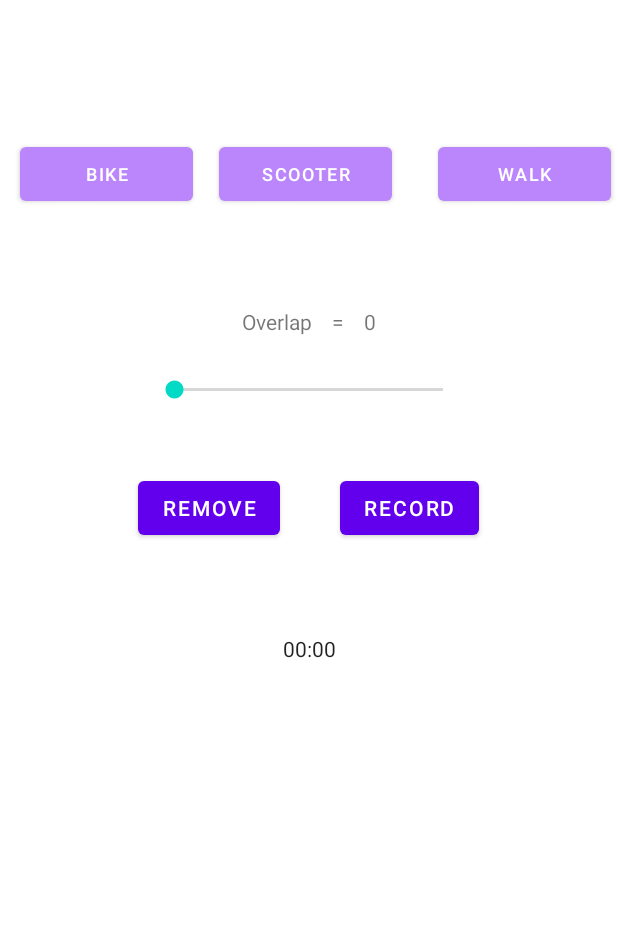
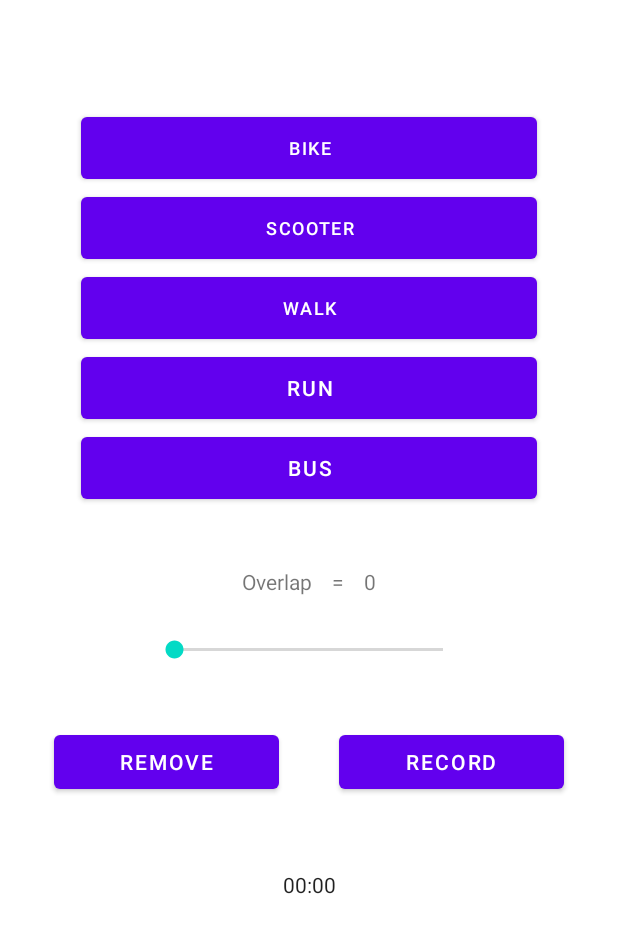
Before and after one commit to kamran-mehravar/MOBILE-AND-SOCIAL-SENSINGSYSTEMS, an Android app: the DataCollectionActivity screen opened directly, with no data from a screen before it, on a phone screen of 412 x 824 dp. Shown: the top 933 px of the screen. Run offline under Robolectric (Android 15) with nearby library versions, the phone set to English and light mode, and no system bars; 1 statement that could not run was skipped.

Commit message:
Added ML asset + code update + plot update

```diff
--- a/app/src/main/java/com/example/vehicledetection/DataCollectionActivity.java
+++ b/app/src/main/java/com/example/vehicledetection/DataCollectionActivity.java
@@ -19,35 +19,32 @@ import android.widget.SeekBar;
 import android.widget.TextView;
 
 import java.io.File;
-import java.io.FileWriter;
-
-import java.io.IOException;
 
 import java.util.Objects;
 import java.util.Timer;
 import java.util.TimerTask;
 import java.util.UUID;
 
-import edu.emory.mathcs.jtransforms.fft.DoubleFFT_1D;
-
 public class DataCollectionActivity extends AppCompatActivity implements SensorEventListener, View.OnClickListener, SeekBar.OnSeekBarChangeListener {
 
+    // CONSTANT VALUES
     private static final int BIKE = 0;
+    private static final int SCOOTER = 1;
     private static final int WALK = 2;
-    private static final int SCOOTER = 1;
+    private static final int RUN = 3;
+    private static final int BUS = 4;
+    private static final int MAX_TESTS_NUM = 256;
 
     private Sensor sAcceleration;
     private SensorManager sm;
     private boolean recording = false;
-    private boolean first = false;
+    private boolean firstRecord = false;
     private Context c;
     private File f;
-    private SeekBar overlappingBar;
-    private int currentVehicle = -1, overlapProgress;
+    private SeekBar overlapBar;
+    private int currentVehicle = BIKE, overlapProgress;
+    private int windowRecords = 0;
     private double[][] overlapData;
-
-    // accelerometer data
-    private final static int MAX_TESTS_NUM = 256; // 5 seconds of window size
 
     // FFT
     private double[][] mSampleWindows;
@@ -62,8 +59,8 @@ public class DataCollectionActivity extends AppCompatActivity implements SensorE
         setSensors();
         c = this.getBaseContext();
         initListeners();
-        removeButtonBorder();
-
+        Button b = findViewById(R.id.bikeButton);
+        b.setBackgroundColor(ContextCompat.getColor(c, com.androidplot.R.color.ap_gray));
         // FFT
         this.mSampleWindows = new double[][]{
                 // X, Y, Z.
@@ -89,28 +86,39 @@ public class DataCollectionActivity extends AppCompatActivity implements SensorE
         if (recording) {
             if (v.getId() == R.id.recordButton) {
                 stopRecording();
-                overlappingBar.setEnabled(true);
-                announceEvent("Data files save on successful");
+                overlapBar.setEnabled(true);
+                announceEvent(windowRecords + " window records has been recorded on file " + f.getName());
             }
         } else {
             if (v.getId() == R.id.recordButton) {
-                overlappingBar.setEnabled(false);
+                overlapBar.setEnabled(false);
+                windowRecords = 0;
                 startRecording();
-            } else if (v.getId() == R.id.carButton) {
-                removeButtonBorder();
-                Button b = v.findViewById(R.id.carButton);
+            } else if (v.getId() == R.id.bikeButton) {
+                setDefaultButtons();
+                Button b = v.findViewById(R.id.bikeButton);
                 b.setBackgroundColor(ContextCompat.getColor(c, com.androidplot.R.color.ap_gray));
                 currentVehicle = BIKE;
             } else if (v.getId() == R.id.walkButton) {
-                removeButtonBorder();
+                setDefaultButtons();
                 Button b = v.findViewById(R.id.walkButton);
                 b.setBackgroundColor(ContextCompat.getColor(c, com.androidplot.R.color.ap_gray));
                 currentVehicle = WALK;
-            } else if (v.getId() == R.id.trainButton) {
-                removeButtonBorder();
-                Button b = v.findViewById(R.id.trainButton);
+            } else if (v.getId() == R.id.scooterButton) {
+                setDefaultButtons();
+                Button b = v.findViewById(R.id.scooterButton);
                 b.setBackgroundColor(ContextCompat.getColor(c, com.androidplot.R.color.ap_gray));
                 currentVehicle = SCOOTER;
+            } else if (v.getId() == R.id.runButton) {
+                setDefaultButtons();
+                Button b = v.findViewById(R.id.runButton);
+                b.setBackgroundColor(ContextCompat.getColor(c, com.androidplot.R.color.ap_gray));
+                currentVehicle = RUN;
+            } else if (v.getId() == R.id.busButton) {
+                setDefaultButtons();
+                Button b = v.findViewById(R.id.busButton);
+                b.setBackgroundColor(ContextCompat.getColor(c, com.androidplot.R.color.ap_gray));
+                currentVehicle = BUS;
             } else if (v.getId() == R.id.removeFiles) {
                 File directory = new File(c.getFilesDir().getPath());
                 for (File file : Objects.requireNonNull(directory.listFiles())) {
@@ -140,7 +148,6 @@ public class DataCollectionActivity extends AppCompatActivity implements SensorE
 
     @Override
     public void onSensorChanged(SensorEvent event) {
-        try {
         if (event.sensor.getType() == Sensor.TYPE_LINEAR_ACCELERATION) {
             // Buffer the SensorEvent data.
             for (int i = 0; i < event.values.length; i++) {
@@ -152,6 +159,7 @@ public class DataCollectionActivity extends AppCompatActivity implements SensorE
             // Is the buffer full?
             if (this.getOffset() == MAX_TESTS_NUM) {
                 Log.i("fail", "RUN");
+                windowRecords++;
                 // Is the FourierRunnable ready?
                 if (this.getFourierRunnable().isReady()) {
                     // Copy over the buffered data.
@@ -173,23 +181,15 @@ public class DataCollectionActivity extends AppCompatActivity implements SensorE
                 // Re-initialize the Timestamp.;
             }
         }
-        } catch (Exception e) {
-            Log.i("fail", "", e);
-        }
-
     }
 
     private double[][] getFinalResultBuffer(double[][] pResultBuffer) {
         double[][] finalResult = new double[3][MAX_TESTS_NUM];
-        Log.i("fail", "" + pResultBuffer[0].length);
-        if (first) {
+        if (firstRecord) {
             for (int i = 0; i < 3; i++) {
-                for (int j = 0; j < overlapData[i].length; j++) {
-                    finalResult[i][j] = overlapData[i][j];
-                }
-                for (int j = overlapData[i].length; j < MAX_TESTS_NUM; j++) {
-                    finalResult[i][j] = pResultBuffer[i][j];
-                }
+                System.arraycopy(overlapData[i], 0, finalResult[i], 0, overlapData[i].length);
+                if (MAX_TESTS_NUM - overlapData[i].length >= 0)
+                    System.arraycopy(pResultBuffer[i], overlapData[i].length, finalResult[i], overlapData[i].length, MAX_TESTS_NUM - overlapData[i].length);
             }
         } else {
             return pResultBuffer;
@@ -201,16 +201,14 @@ public class DataCollectionActivity extends AppCompatActivity implements SensorE
     public final void onFourierResult(final double[][] pResultBuffer) {
         // Linearize execution.
         try {
-            this.runOnUiThread(new Runnable() {
-                @Override
-                public final void run() {
+            this.runOnUiThread(() -> {
                 double[][] finalBuffer = getFinalResultBuffer(pResultBuffer);
                 StringBuilder sbMagnitude = new StringBuilder(currentVehicle + "," + DataCollectionActivity.computeUUID());
                 for (int i = 0; i < 3; i++) {
                     final double[] lResult = finalBuffer[i];
                     for (int j = 0; j < lResult.length; j++) {
-                            if (j < MAX_TESTS_NUM/2) {
-                                sbMagnitude.append(",").append(Math.pow(10, lResult[j]/20));
+                        if (j < MAX_TESTS_NUM / 2) {
+                            sbMagnitude.append(",").append(Math.pow(10, lResult[j] / 20));
                         }
                         if (j >= MAX_TESTS_NUM - (MAX_TESTS_NUM * (overlapProgress / 100f))) {
                             overlapData[i][j - (MAX_TESTS_NUM - (int) (MAX_TESTS_NUM * overlapProgress / 100f))] = lResult[j];
@@ -222,8 +220,7 @@ public class DataCollectionActivity extends AppCompatActivity implements SensorE
                     DataWindow.writeOnFile(sbMagnitude.toString(), f);
                     sbMagnitude = new StringBuilder();
                 }
-                    first = true;
-                }
+                firstRecord = true;
             });
         } catch (Exception e) {
             Log.i("fail", "", e);
@@ -234,11 +231,11 @@ public class DataCollectionActivity extends AppCompatActivity implements SensorE
         return this.mSampleWindows;
     }
 
-    private final double[][] getDecoupler() {
+    private double[][] getDecoupler() {
         return this.mDecoupler;
     }
 
-    private final FourierRunnable getFourierRunnable() {
+    private FourierRunnable getFourierRunnable() {
         return this.mFourierRunnable;
     }
 
@@ -256,12 +253,12 @@ public class DataCollectionActivity extends AppCompatActivity implements SensorE
             f = DataWindow.initTempFiles("fft_" + this.overlapProgress, c.getFilesDir(), false);
             sm.registerListener(this, sAcceleration, SensorManager.SENSOR_DELAY_GAME);
             recording = true;
-            first = false;
+            firstRecord = false;
             this.setOffset(0);
             overlapData = new double[3][(int) (MAX_TESTS_NUM * overlapProgress / 100f)];
             timeRecorded.setBase(SystemClock.elapsedRealtime());
             timeRecorded.start();
-        } catch(Exception e) {
+        } catch (Exception e) {
             Log.i("fail", "", e);
         }
     }
@@ -285,16 +282,20 @@ public class DataCollectionActivity extends AppCompatActivity implements SensorE
 
     @SuppressLint("NewApi")
     public void initListeners() {
-        overlappingBar = findViewById(R.id.overlappingBar);
-        overlappingBar.setOnSeekBarChangeListener(this);
+        overlapBar = findViewById(R.id.overlappingBar);
+        overlapBar.setOnSeekBarChangeListener(this);
     }
 
-    public void removeButtonBorder() {
-        Button b = findViewById(R.id.carButton);
+    public void setDefaultButtons() {
+        Button b = findViewById(R.id.bikeButton);
         b.setBackgroundColor(this.getResources().getColor(R.color.purple_200, null));
         b = findViewById(R.id.walkButton);
         b.setBackgroundColor(this.getResources().getColor(R.color.purple_200, null));
-        b = findViewById(R.id.trainButton);
+        b = findViewById(R.id.scooterButton);
+        b.setBackgroundColor(this.getResources().getColor(R.color.purple_200, null));
+        b = findViewById(R.id.runButton);
+        b.setBackgroundColor(this.getResources().getColor(R.color.purple_200, null));
+        b = findViewById(R.id.busButton);
         b.setBackgroundColor(this.getResources().getColor(R.color.purple_200, null));
     }
 
@@ -332,9 +333,8 @@ public class DataCollectionActivity extends AppCompatActivity implements SensorE
     private final class FourierRunnable implements Runnable {
         /* Member Variables. */
         private final double[][] mSampleBuffer;
-        private double[][] mResultBuffer;
+        private final double[][] mResultBuffer;
         private boolean mReady;
-        private float mSampleRate;
 
         /**
          * Constructor.
@@ -348,13 +348,11 @@ public class DataCollectionActivity extends AppCompatActivity implements SensorE
                     new double[DataCollectionActivity.MAX_TESTS_NUM],
                     new double[DataCollectionActivity.MAX_TESTS_NUM],
             };
-            this.mSampleRate = -1.0f;
         }
 
         @Override
         public final void run() {
             // Do forever.
-            try {
             while (true) { /** TODO: Extern control */
                 // Synchronize along the SampleBuffer.
                 synchronized (this.getSampleBuffer()) {
@@ -369,25 +367,22 @@ public class DataCollectionActivity extends AppCompatActivity implements SensorE
                     // Assert that we're in the middle of processing, and therefore no longer ready.
                     this.setReady(false);
                 }
-                    mResultBuffer = DataWindow.computeFFT(this.getSampleBuffer(), this.getResultBuffer());
+                DataWindow.computeFFT(this.getSampleBuffer(), this.getResultBuffer());
                 // Update the Callback.
                 DataCollectionActivity.this.onFourierResult(this.getResultBuffer());
-                }
-            } catch (Exception e) {
-                Log.i("fail", "", e);
             }
         }
 
         /* Getters. */
-        private final double[][] getSampleBuffer() {
+        private double[][] getSampleBuffer() {
             return this.mSampleBuffer;
         }
 
-        private final double[][] getResultBuffer() {
+        private double[][] getResultBuffer() {
             return this.mResultBuffer;
         }
 
-        private final void setReady(final boolean pIsReady) {
+        private void setReady(final boolean pIsReady) {
             this.mReady = pIsReady;
         }
 
--- a/app/src/main/res/layout/activity_data_collection.xml
+++ b/app/src/main/res/layout/activity_data_collection.xml
@@ -14,25 +14,25 @@
         android:id="@+id/chronometer1"
         android:layout_width="match_parent"
         android:layout_height="wrap_content"
-        android:layout_marginTop="60dp"
+        android:layout_marginTop="48dp"
+        android:gravity="center_horizontal"
         android:text="Chronometer"
-        android:gravity="center_horizontal"
         app:layout_constraintTop_toBottomOf="@+id/linearLayout3"
-        tools:layout_editor_absoluteX="182dp" />
+        tools:layout_editor_absoluteX="16dp" />
 
     <LinearLayout
         android:id="@+id/linearLayout3"
         android:layout_width="match_parent"
         android:layout_height="wrap_content"
-        android:layout_marginTop="36dp"
+        android:layout_marginTop="32dp"
         android:gravity="center"
         android:orientation="horizontal"
         app:layout_constraintTop_toBottomOf="@+id/linearLayout2"
-        tools:layout_editor_absoluteX="0dp">
+        tools:layout_editor_absoluteX="16dp">
 
-         <Button
+        <Button
             android:id="@+id/removeFiles"
-            android:layout_width="wrap_content"
+            android:layout_width="150dp"
             android:layout_height="wrap_content"
             android:layout_marginRight="20dp"
             android:onClick="onClick"
@@ -40,74 +40,19 @@
 
         <Button
             android:id="@+id/recordButton"
-            android:layout_width="wrap_content"
+            android:layout_width="150dp"
             android:layout_height="wrap_content"
             android:layout_marginLeft="20dp"
             android:onClick="onClick"
             android:text="Record" />
     </LinearLayout>
 
-    <TableLayout
-        android:id="@+id/tableLayout"
-        android:layout_width="match_parent"
-        android:layout_height="wrap_content"
-        android:layout_marginTop="92dp"
-        app:layout_constraintTop_toTopOf="parent"
-        tools:layout_editor_absoluteX="-3dp">
-
-        <TableRow
-            android:layout_width="match_parent"
-            android:layout_height="match_parent"
-            android:dividerPadding="5dp"
-            android:gravity="center">
-
-            <Button
-                android:id="@+id/carButton"
-                android:layout_marginLeft="15dp"
-                android:layout_marginRight="10dp"
-                android:width="115dp"
-                android:onClick="onClick"
-                android:text="Bike"
-                android:textSize="12sp" />
-
-            <Button
-                android:id="@+id/trainButton"
-                android:layout_marginLeft="7dp"
-                android:layout_marginRight="15dp"
-                android:width="115dp"
-                android:onClick="onClick"
-                android:text="Scooter"
-                android:textSize="12sp" />
-
-            <Button
-                android:id="@+id/walkButton"
-                android:layout_marginLeft="15dp"
-                android:layout_marginRight="7dp"
-                android:width="115dp"
-                android:onClick="onClick"
-                android:text="Walk"
-                android:textSize="12sp" />
-
-        </TableRow>
-
-
-        <TableRow
-            android:layout_width="match_parent"
-            android:layout_height="match_parent"
-            android:gravity="center"
-            android:paddingTop="5dp">
-
-
-        </TableRow>
-
-    </TableLayout>
-
     <TextView
         android:id="@+id/infoMessageTV"
         android:layout_width="221dp"
         android:layout_height="71dp"
-        android:layout_marginStart="92dp"
-        android:layout_marginTop="36dp"
+        android:layout_marginStart="104dp"
+        android:layout_marginTop="40dp"
         android:gravity="center_horizontal"
         android:textAlignment="center"
         app:layout_constraintStart_toStartOf="parent"
@@ -117,10 +62,10 @@
         android:id="@+id/linearLayout2"
         android:layout_width="match_parent"
         android:layout_height="81dp"
-        android:layout_marginTop="52dp"
+        android:layout_marginTop="32dp"
         android:gravity="center"
         android:orientation="vertical"
-        app:layout_constraintTop_toBottomOf="@+id/tableLayout"
+        app:layout_constraintTop_toBottomOf="@+id/linearLayout"
         tools:layout_editor_absoluteX="0dp">
 
         <TextView
@@ -138,4 +83,53 @@
             android:progress="0" />
     </LinearLayout>
 
+    <LinearLayout
+        android:id="@+id/linearLayout"
+        android:layout_width="match_parent"
+        android:layout_height="wrap_content"
+        android:layout_marginTop="72dp"
+        android:gravity="center"
+        android:orientation="vertical"
+        app:layout_constraintTop_toTopOf="parent"
+        tools:layout_editor_absoluteX="0dp">
+
+        <Button
+            android:id="@+id/bikeButton"
+            android:layout_width="304dp"
+            android:layout_height="53dp"
+            android:onClick="onClick"
+            android:text="Bike"
+            android:textSize="12sp" />
+
+        <Button
+            android:id="@+id/scooterButton"
+            android:layout_width="304dp"
+            android:layout_height="53dp"
+            android:width="115dp"
+            android:onClick="onClick"
+            android:text="Scooter"
+            android:textSize="12sp" />
+
+        <Button
+            android:id="@+id/walkButton"
+            android:layout_width="304dp"
+            android:layout_height="53dp"
+            android:width="115dp"
+            android:onClick="onClick"
+            android:text="Walk"
+            android:textSize="12sp" />
+
+        <Button
+            android:id="@+id/runButton"
+            android:layout_width="304dp"
+            android:layout_height="53dp"
+            android:text="Run" />
+
+        <Button
+            android:id="@+id/busButton"
+            android:layout_width="304dp"
+            android:layout_height="53dp"
+            android:text="Bus" />
+    </LinearLayout>
+
 </androidx.constraintlayout.widget.ConstraintLayout>
```
Also changed, not shown: app/src/main/java/com/example/vehicledetection/MonitorActivity.java (+65 -57 lines), 1 other file. Lines whose indentation alone changed are shown as unchanged.
